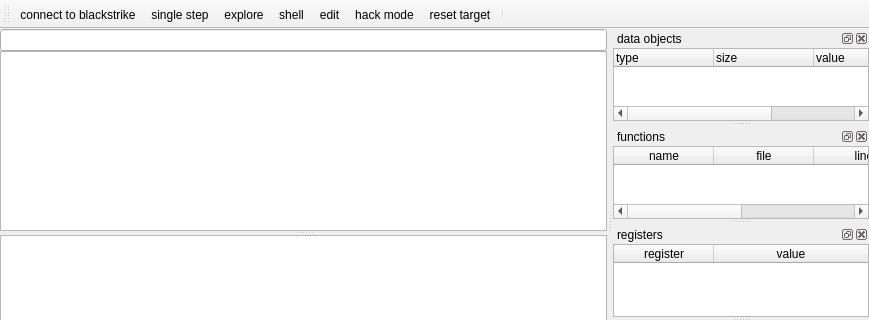
Above: mainwindow.ui from stoyan-shopov/troll before the change; both pictures show x 0 to 869 and y 0 to 320 of the 869 by 654 pixel window. Below: the same form after it.
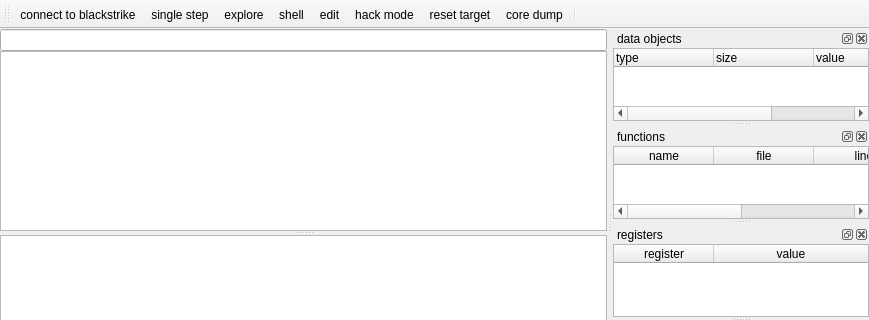
That is the form after the change.

Commit message: initial support for generating core dumps; enhancements

```diff
--- a/mainwindow.ui
+++ b/mainwindow.ui
@@ -72,6 +72,7 @@
    <addaction name="actionEdit"/>
    <addaction name="actionHack_mode"/>
    <addaction name="actionReset_target"/>
+   <addaction name="actionCore_dump"/>
    <addaction name="separator"/>
   </widget>
   <widget class="QStatusBar" name="statusBar"/>
@@ -549,6 +550,11 @@
     <string>reset target</string>
    </property>
   </action>
+  <action name="actionCore_dump">
+   <property name="text">
+    <string>core dump</string>
+   </property>
+  </action>
  </widget>
  <layoutdefault spacing="6" margin="11"/>
  <resources/>
```
The commit also changes 4 other files.
